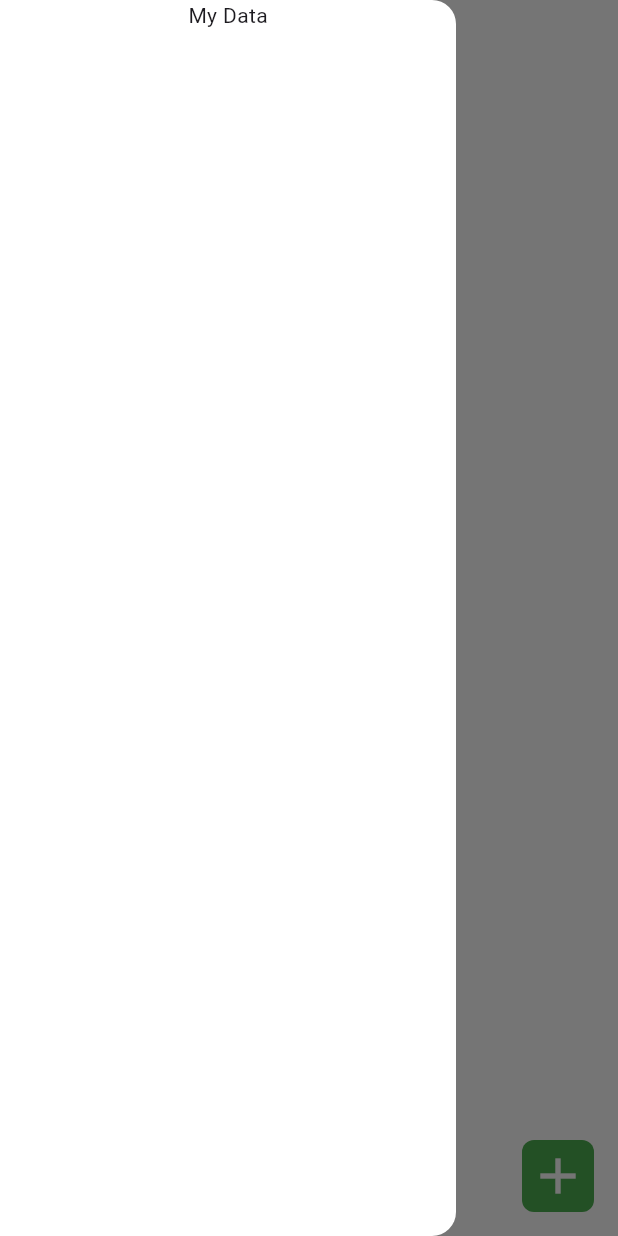
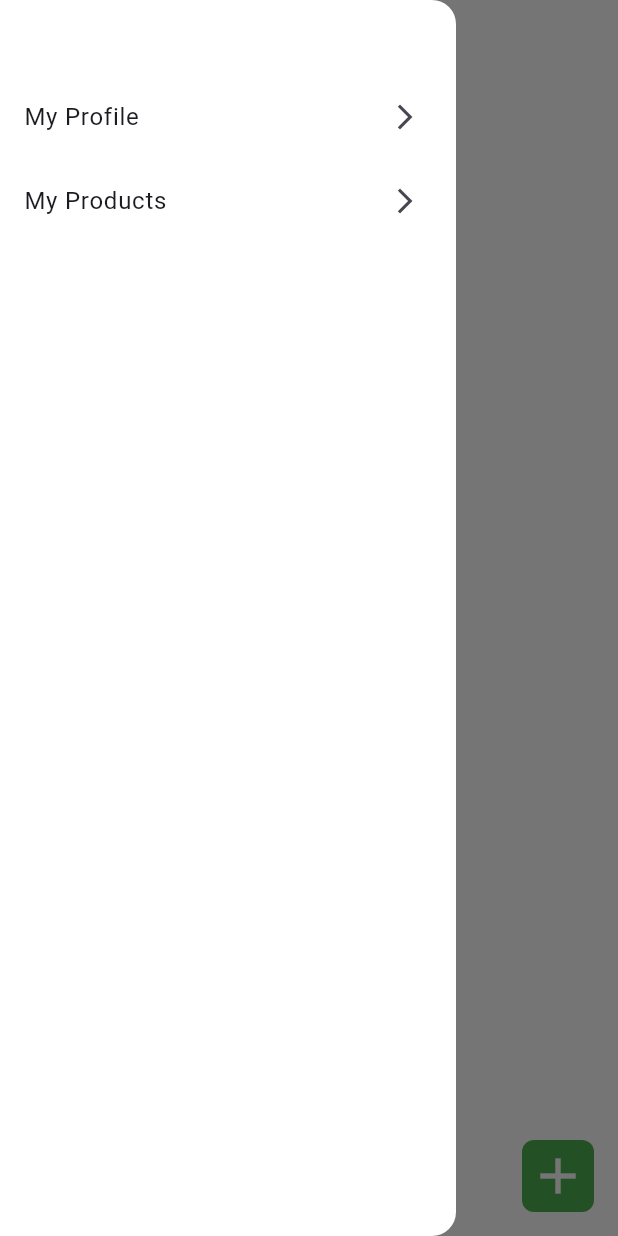
Before and after one commit to zishanmd120/teebay-mobile, a Flutter app: the HomeScreen screen opened directly, with the side drawer open, on a phone screen of 412 x 824 dp. Run offline on Flutter 3.47's test engine with Material 3 defaults, Android fonts, the light colour scheme and no system bars; our stand-ins replace dartz, firebase_core, firebase_messaging, get, image_picker, multi_dropdown and 1 more; accounts and stored records are empty; network calls fail.

Commit message:
drawer ui change & navigation add

```diff
--- a/lib/features/home/presentation/screens/home_screen.dart
+++ b/lib/features/home/presentation/screens/home_screen.dart
@@ -61,10 +61,19 @@ class _HomeScreenState extends State<HomeScreen> {
         child: SafeArea(
           child: Column(
             children: [
-              GestureDetector(
-                child: Text("My Data",),
+              const SizedBox(height: 50,),
+              ListTile(
+                title: const Text("My Profile",),
+                trailing: const Icon(Icons.arrow_forward_ios, size: 20,),
                 onTap: (){
                   Navigator.push(context, MaterialPageRoute(builder: (context) => const MyProfileScreen(),),);
+                },
+              ),
+              ListTile(
+                title: const Text("My Products",),
+                trailing: const Icon(Icons.arrow_forward_ios, size: 20,),
+                onTap: (){
+                  Navigator.push(context, MaterialPageRoute(builder: (context) => const MyStoreScreen(),),);
                 },
               ),
             ],
```
